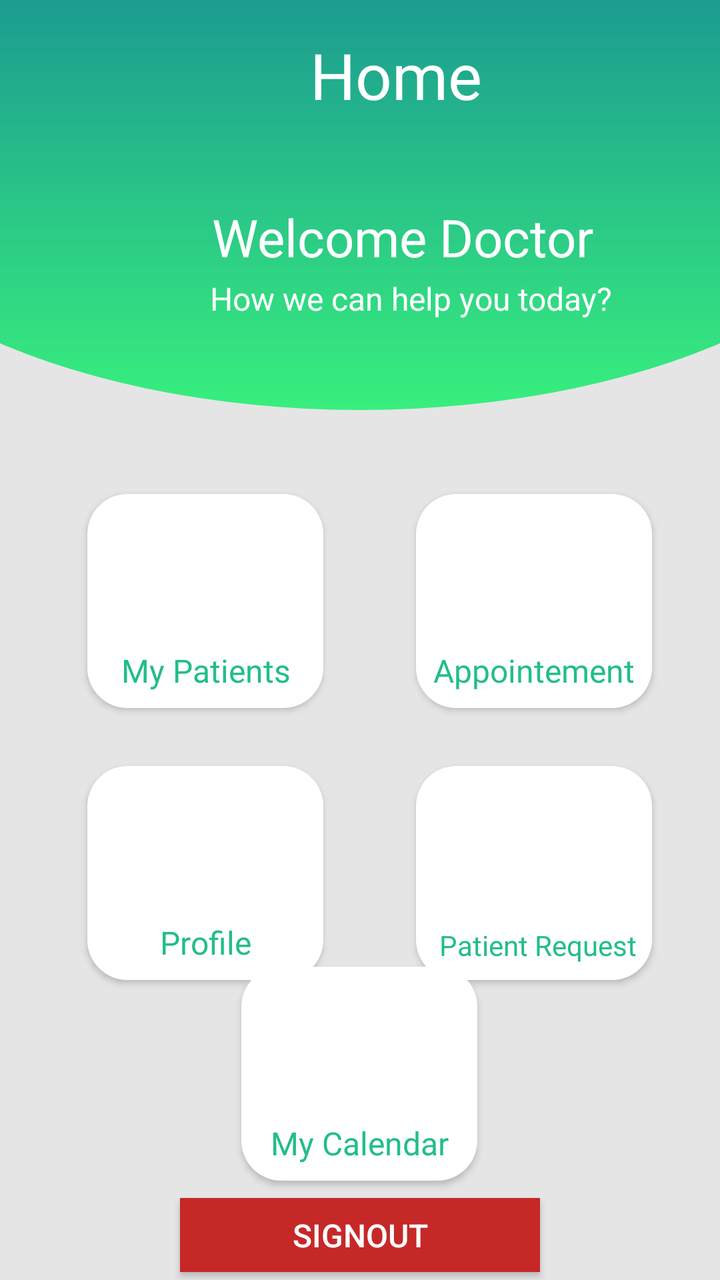
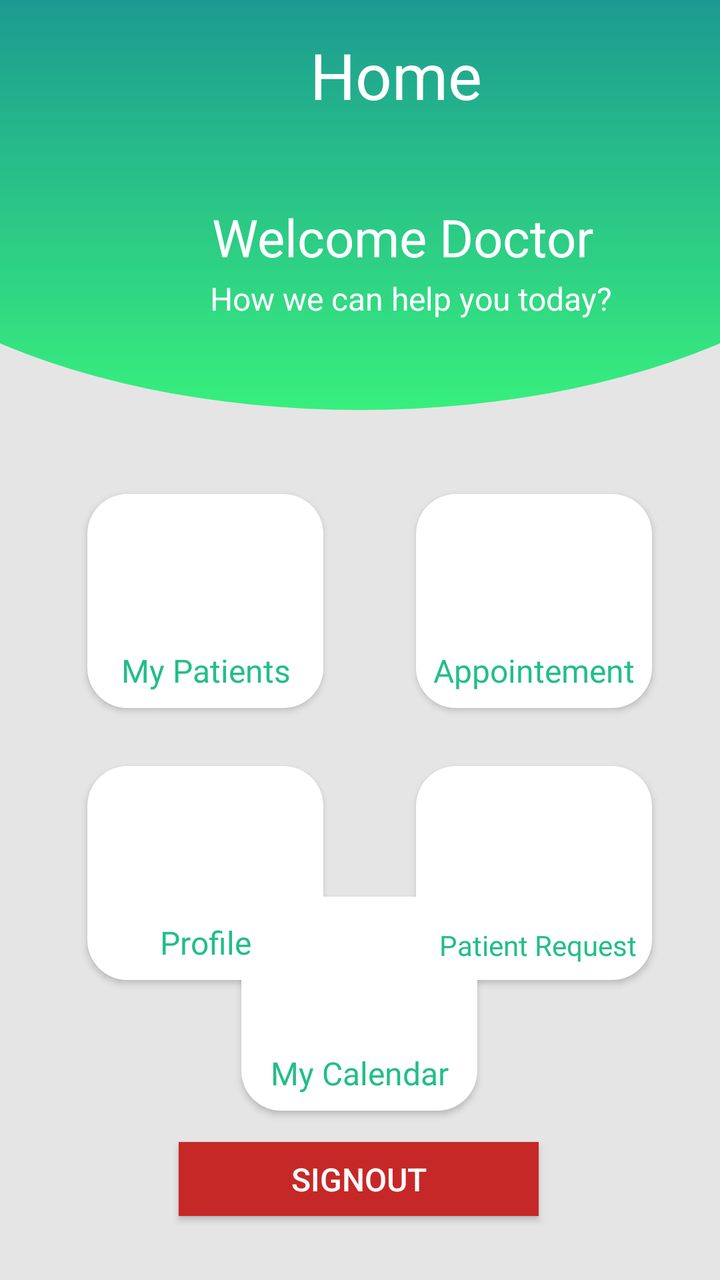

Screens rendered from an Android XML layout before and after an edit, with the pre-edit source and the edit as a unified diff.
<!-- AndroidManifest.xml: application theme Theme.AppCompat.Light.NoActionBar -->
<!-- res/layout/activity_doctor_home.xml -->
<?xml version="1.0" encoding="utf-8"?>
<androidx.constraintlayout.widget.ConstraintLayout xmlns:android="http://schemas.android.com/apk/res/android"
    xmlns:app="http://schemas.android.com/apk/res-auto"
    xmlns:tools="http://schemas.android.com/tools"
    android:layout_width="match_parent"
    android:layout_height="match_parent"
    android:background="#E5E5E5"
    tools:context=".DoctorHomeActivity">


    <Button
        android:id="@+id/myCalendarBtn"
        android:layout_width="118dp"
        android:layout_height="107dp"
        android:background="@drawable/button_home"
        android:fontFamily="@font/roboto"
        android:gravity="bottom|center"
        android:paddingBottom="8dp"
        android:text="My Calendar"
        android:textAllCaps="false"
        android:textColor="#22BE87"
        android:textSize="16sp"
        app:layout_constraintBottom_toBottomOf="parent"
        app:layout_constraintEnd_toEndOf="parent"
        app:layout_constraintHorizontal_bias="0.498"
        app:layout_constraintStart_toStartOf="parent"
        app:layout_constraintTop_toTopOf="parent"
        app:layout_constraintVertical_bias="0.907" />

    <Button
        android:id="@+id/signOutBtn"
        android:layout_width="180dp"
        android:layout_height="37dp"
        android:layout_marginBottom="4dp"
        android:background="#C62828"
        android:text="SignOut"
        android:textColor="#ffff"
        android:textSize="16sp"
        app:layout_constraintBottom_toBottomOf="parent"
        app:layout_constraintEnd_toEndOf="parent"
        app:layout_constraintStart_toStartOf="parent" />

    <Button
        android:id="@+id/btnRequst"
        android:layout_width="118dp"
        android:layout_height="107dp"
        android:layout_marginTop="32dp"
        android:layout_marginBottom="237dp"
        android:background="@drawable/button_home"
        android:text="Appointement"
        android:textColor="#22BE87"
        android:textSize="16sp"
        android:textAllCaps="false"
        android:fontFamily="@font/roboto"
        android:gravity="bottom|center"
        android:paddingBottom="8dp"
        app:layout_constraintBottom_toTopOf="@+id/signOutBtn"
        app:layout_constraintEnd_toEndOf="parent"
        app:layout_constraintHorizontal_bias="0.86"
        app:layout_constraintStart_toStartOf="parent"
        app:layout_constraintTop_toBottomOf="@+id/view"
        app:layout_constraintVertical_bias="0.0" />

    <Button
        android:id="@+id/appointement"
        android:layout_width="118dp"
        android:layout_height="107dp"
        android:layout_marginTop="168dp"
        android:layout_marginBottom="98dp"
        android:background="@drawable/button_home"
        android:text=" Patient Request"
        android:textColor="#22BE87"
        android:textSize="14sp"
        android:fontFamily="@font/roboto"
        android:textAllCaps="false"
        android:gravity="bottom|center"
        android:paddingBottom="8dp"
        app:layout_constraintBottom_toTopOf="@+id/signOutBtn"
        app:layout_constraintEnd_toEndOf="parent"
        app:layout_constraintHorizontal_bias="0.86"
        app:layout_constraintStart_toStartOf="parent"
        app:layout_constraintTop_toBottomOf="@+id/view"
        app:layout_constraintVertical_bias="0.0" />

    <Button
        android:id="@+id/listPatients"
        android:layout_width="118dp"
        android:layout_height="107dp"
        android:layout_marginTop="32dp"
        android:layout_marginBottom="237dp"
        android:background="@drawable/button_home"
        android:fontFamily="@font/roboto"
        android:gravity="bottom|center"
        android:paddingBottom="8dp"
        android:text="My Patients"
        android:textAllCaps="false"
        android:textColor="#22BE87"
        android:textSize="16sp"
        app:layout_constraintBottom_toTopOf="@+id/signOutBtn"
        app:layout_constraintEnd_toEndOf="parent"
        app:layout_constraintHorizontal_bias="0.18"
        app:layout_constraintStart_toStartOf="parent"
        app:layout_constraintTop_toBottomOf="@+id/view"
        app:layout_constraintVertical_bias="0.0" />

    <Button
        android:id="@+id/profile"
        android:layout_width="118dp"
        android:layout_height="107dp"
        android:layout_marginTop="168dp"
        android:layout_marginBottom="98dp"
        android:background="@drawable/button_home"
        android:text="Profile"
        android:fontFamily="@font/roboto"
        android:gravity="bottom|center"
        android:textAllCaps="false"
        android:paddingBottom="8dp"
        android:textColor="#22BE87"
        android:textSize="16sp"
        app:layout_constraintBottom_toTopOf="@+id/signOutBtn"
        app:layout_constraintEnd_toEndOf="parent"
        app:layout_constraintHorizontal_bias="0.18"
        app:layout_constraintStart_toStartOf="parent"
        app:layout_constraintTop_toBottomOf="@+id/view"
        app:layout_constraintVertical_bias="0.0" />

    <LinearLayout
        android:id="@+id/view"
        android:layout_width="0dp"
        android:layout_height="215dp"
        android:background="@drawable/rectangle_round"
        android:elevation="6dp"
        android:gravity="center"
        android:orientation="vertical"
        app:layout_constraintEnd_toEndOf="parent"
        app:layout_constraintStart_toStartOf="parent"
        app:layout_constraintTop_toTopOf="parent">

        <RelativeLayout
            android:layout_width="match_parent"
            android:layout_height="match_parent">

            <TextView
                android:id="@+id/home_text"
                android:layout_width="wrap_content"
                android:layout_height="wrap_content"
                android:layout_alignParentStart="true"
                android:layout_alignParentLeft="true"
                android:layout_alignParentBottom="true"
                android:layout_marginStart="155dp"
                android:layout_marginLeft="155dp"
                android:layout_marginBottom="156dp"
                android:gravity="center"
                android:text="Home"
                android:textColor="#ffffff"
                android:textSize="32sp" />

            <TextView
                android:id="@+id/doctorName"
                android:layout_width="wrap_content"
                android:layout_height="wrap_content"
                android:layout_alignParentStart="true"
                android:layout_alignParentLeft="true"
                android:layout_alignParentBottom="true"
                android:layout_marginStart="106dp"
                android:layout_marginLeft="106dp"
                android:layout_marginBottom="79dp"
                android:text="Welcome Doctor"
                android:textColor="#ffffff"
                android:textSize="26sp" />

            <TextView
                android:layout_width="wrap_content"
                android:layout_height="wrap_content"
                android:layout_alignParentStart="true"
                android:layout_alignParentLeft="true"
                android:layout_alignParentBottom="true"
                android:layout_marginStart="105dp"
                android:layout_marginLeft="105dp"
                android:layout_marginBottom="55dp"
                android:text="How we can help you today?"
                android:textColor="#ffffff"
                android:textSize="16sp" />

        </RelativeLayout>

    </LinearLayout>


</androidx.constraintlayout.widget.ConstraintLayout>
<!-- resources referenced by this layout -->
<resources>
  <!-- drawable button_home (drawable) -->
  <?xml version="1.0" encoding="utf-8"?>
  <shape xmlns:android="http://schemas.android.com/apk/res/android"
      android:shape="rectangle" android:padding="10dp">
      <solid android:color="#FFFFFF"/>
      <corners android:radius="20dp"/>
  </shape>
  <!-- drawable rectangle_round (drawable) -->
  <?xml version="1.0" encoding="utf-8"?>
  <layer-list xmlns:android="http://schemas.android.com/apk/res/android">
      <item>
          <shape android:shape="rectangle" />
      </item>
      <item
          android:bottom="10dp"
          android:left="-100dp"
          android:right="-100dp"
          android:top="-80dp">
          <shape android:shape="oval">
              <gradient
                  android:angle="90"
                  android:startColor="#38EF7D"
                  android:endColor="#117B99"
                  android:type="linear" />
          </shape>
      </item>
  </layer-list>
</resources>

<!-- the commit's change to res/layout/activity_doctor_home.xml (unified diff, before → after) -->
@@ -25,19 +25,20 @@
         app:layout_constraintHorizontal_bias="0.498"
         app:layout_constraintStart_toStartOf="parent"
         app:layout_constraintTop_toTopOf="parent"
-        app:layout_constraintVertical_bias="0.907" />
+        app:layout_constraintVertical_bias="0.841" />
 
     <Button
         android:id="@+id/signOutBtn"
         android:layout_width="180dp"
         android:layout_height="37dp"
-        android:layout_marginBottom="4dp"
+        android:layout_marginBottom="32dp"
         android:background="#C62828"
         android:text="SignOut"
         android:textColor="#ffff"
         android:textSize="16sp"
         app:layout_constraintBottom_toBottomOf="parent"
         app:layout_constraintEnd_toEndOf="parent"
+        app:layout_constraintHorizontal_bias="0.497"
         app:layout_constraintStart_toStartOf="parent" />
 
     <Button
